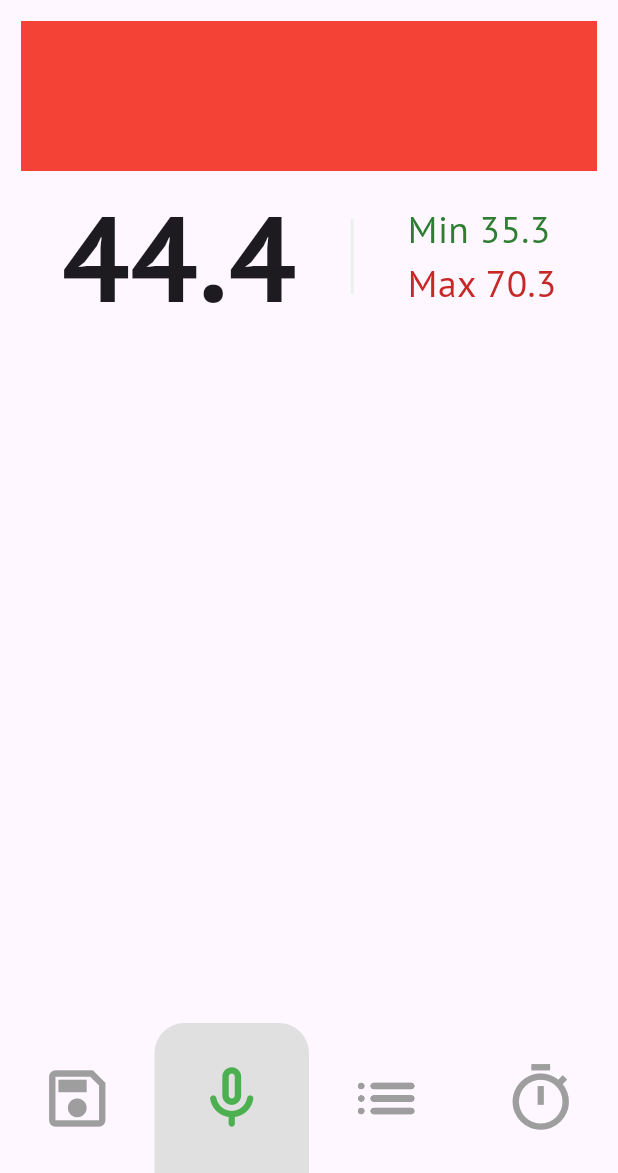
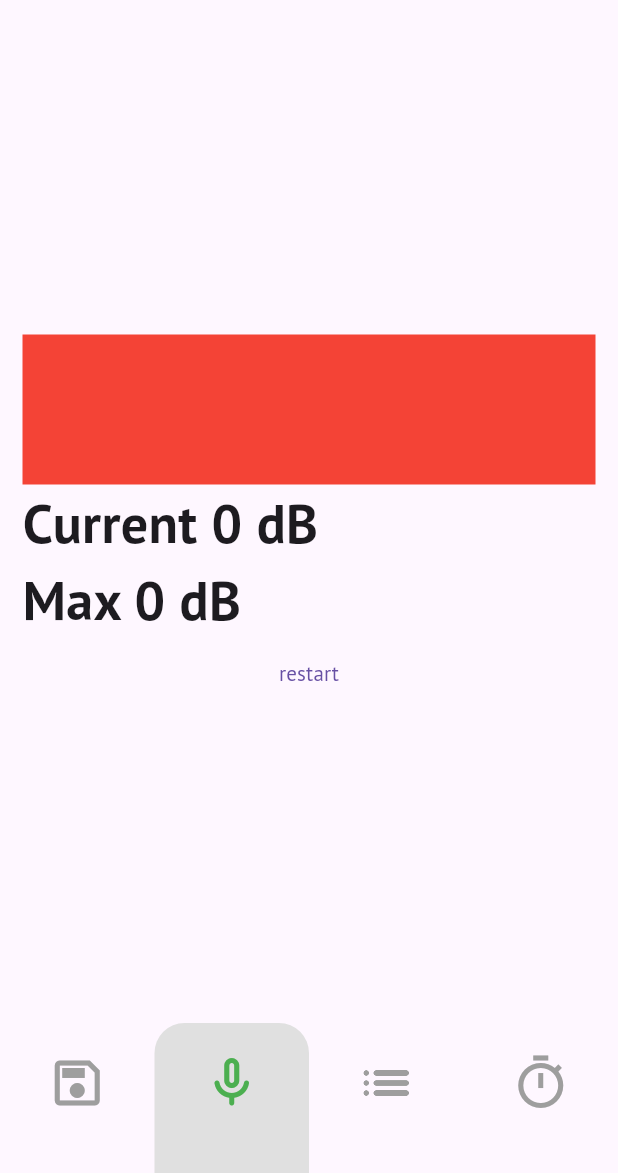
Before and after one commit to legkiy/sound_level_meter, a Flutter app: the screen it shows after launch, on a phone screen of 412 x 824 dp, the part 63-1236 px from its top. Run offline on Flutter 3.47's test engine with Material 3 defaults, Android fonts, the phone set to English and light mode, and no system bars; our stand-ins replace permission_handler; missing offline and left inert: noise_meter.

Commit message:
get sound lavel

```diff
--- a/lib/main.dart
+++ b/lib/main.dart
@@ -1,4 +1,5 @@
 import 'package:flutter/material.dart';
+import 'package:sound_level_meter/routes/routes.dart';
 import 'package:sound_level_meter/screens/screens.dart';
 
 void main() {
@@ -16,7 +17,13 @@
       theme: ThemeData(
         fontFamily: 'PT_Sans',
       ),
-      home: const HomeScreen(),
+      routes: {
+        Routes.home: (context) => const HomeScreen(),
+        Routes.savesScreen: (context) => const SavesScreen(),
+        Routes.infoScreen: (context) => const InfoScreen(),
+        Routes.settingsScreen: (context) => const SettingsScreen(),
+      },
+      initialRoute: Routes.home,
     );
   }
 }
--- /dev/null
+++ b/lib/routes/routes.dart
@@ -0,0 +1,6 @@
+class Routes {
+  static const String home = '/';
+  static const String savesScreen = '/saves-list';
+  static const String infoScreen = '/info';
+  static const String settingsScreen = '/settings';
+}
--- a/lib/screens/home_screen/home_main.dart
+++ b/lib/screens/home_screen/home_main.dart
@@ -1,58 +1,141 @@
+import 'dart:async';
+import 'dart:io';
+
 import 'package:flutter/material.dart';
+import 'package:noise_meter/noise_meter.dart';
+import 'package:permission_handler/permission_handler.dart';
 
-class HomeMain extends StatelessWidget {
-  const HomeMain({super.key});
+class HomeMain extends StatefulWidget {
+  const HomeMain({
+    super.key,
+  });
+
+  @override
+  State<HomeMain> createState() => _HomeMainState();
+}
+
+class _HomeMainState extends State<HomeMain> {
+  bool isRecording = false;
+  NoiseReading? latestReading;
+  StreamSubscription<NoiseReading>? noiseSubscription;
+  NoiseMeter? noiseMeter;
+
+  @override
+  void dispose() {
+    noiseSubscription?.cancel();
+    super.dispose();
+  }
+
+  @override
+  void initState() {
+    start();
+    super.initState();
+    // Инициализация состояния
+  }
+
+  void onData(NoiseReading noiseReading) =>
+      setState(() => latestReading = noiseReading);
+
+  void onError(Object error) {
+    print(error.toString());
+    stop();
+  }
+
+  Future<bool> checkPermission() async => await Permission.microphone.isGranted;
+
+  /// Request the microphone permission.
+  Future<void> requestPermission() async =>
+      await Permission.microphone.request();
+
+  /// Start noise sampling.
+  Future<void> start() async {
+    // Create a noise meter, if not already done.
+    noiseMeter ??= NoiseMeter();
+
+    // Check permission to use the microphone.
+    //
+    // Remember to update the AndroidManifest file (Android) and the
+    // Info.plist and pod files (iOS).
+    if (!(await checkPermission())) await requestPermission();
+
+    // Listen to the noise stream.
+    noiseSubscription = noiseMeter?.noise.listen(onData, onError: onError);
+    setState(() => isRecording = true);
+  }
+
+  /// Stop sampling.
+  void stop() {
+    noiseSubscription?.cancel();
+    setState(() => isRecording = false);
+  }
 
   @override
   Widget build(BuildContext context) {
-    return Column(
+    return Padding(
+      padding: const EdgeInsets.symmetric(horizontal: 15),
+      child: Column(
+        mainAxisAlignment: MainAxisAlignment.center,
         children: [
           Container(
             width: MediaQuery.of(context).size.width,
             height: 100,
             color: Colors.red,
           ),
-        Row(
-          mainAxisAlignment: MainAxisAlignment.spaceEvenly,
+          Column(
+            crossAxisAlignment: CrossAxisAlignment.stretch,
             children: [
-            const Text(
-              '44.4',
-              style: TextStyle(
-                fontSize: 80,
+              Text(
+                'Current ${latestReading?.meanDecibel.toStringAsFixed(2) ?? 0} dB',
+                style: const TextStyle(
+                  fontSize: 36,
                   fontWeight: FontWeight.w600,
                 ),
               ),
-            SizedBox(
-              height: 50,
-              child: VerticalDivider(
-                color: Colors.grey.shade200,
-                width: 20,
-                thickness: 2,
+              Text(
+                'Max ${latestReading?.maxDecibel.toStringAsFixed(2) ?? 0} dB',
+                style: const TextStyle(
+                  fontSize: 36,
+                  fontWeight: FontWeight.w600,
                 ),
               ),
-            Column(
-              crossAxisAlignment: CrossAxisAlignment.start,
-              mainAxisAlignment: MainAxisAlignment.center,
-              children: [
-                Text(
-                  'Min 35.3',
-                  style: TextStyle(
-                    fontSize: 25,
-                    color: Colors.green.shade800,
-                  ),
-                ),
-                Text(
-                  'Max 70.3',
-                  style: TextStyle(
-                    fontSize: 25,
-                    color: Colors.red.shade800,
-                  ),
-                )
+              TextButton(
+                  onPressed: () {
+                    stop();
+                    start();
+                  },
+                  child: Text('restart'))
+              // SizedBox(
+              //   height: 50,
+              //   child: VerticalDivider(
+              //     color: Colors.grey.shade200,
+              //     width: 20,
+              //     thickness: 2,
+              //   ),
+              // ),
+              // Column(
+              //   crossAxisAlignment: CrossAxisAlignment.start,
+              //   mainAxisAlignment: MainAxisAlignment.center,
+              //   children: [
+              //     Text(
+              //       'Min 35.3',
+              //       style: TextStyle(
+              //         fontSize: 25,
+              //         color: Colors.green.shade800,
+              //       ),
+              //     ),
+              //     Text(
+              //       'Max 70.3',
+              //       style: TextStyle(
+              //         fontSize: 25,
+              //         color: Colors.red.shade800,
+              //       ),
+              //     )
+              //   ],
+              // )
             ],
           )
         ],
-        )
-      ],
+      ),
     );
   }
 }
--- a/lib/screens/home_screen/home_screen.dart
+++ b/lib/screens/home_screen/home_screen.dart
@@ -8,9 +8,10 @@ class HomeScreen extends StatelessWidget {
   @override
   Widget build(BuildContext context) {
     return Scaffold(
-      appBar: HeadBar,
+      appBar: HeadBar(context),
       body: const SafeArea(
-          minimum: EdgeInsets.symmetric(horizontal: 14), child: HomeMain()),
+        child: HomeMain(),
+      ),
       bottomNavigationBar: const BottomBar(),
     );
   }
--- a/lib/screens/screens.dart
+++ b/lib/screens/screens.dart
@@ -1 +1,4 @@
 export 'home_screen/home_screen.dart';
+export 'saves_screen/saves_screen.dart';
+export 'info_screen/info_screen.dart';
+export 'settings_screen/settings_screen.dart';
--- a/lib/widgets/bottom_bar/bottom_bar.dart
+++ b/lib/widgets/bottom_bar/bottom_bar.dart
@@ -1,4 +1,5 @@
 import 'package:flutter/material.dart';
+import 'package:permission_handler/permission_handler.dart';
 import 'bottom_button.dart';
 
 class BottomBar extends StatelessWidget {
@@ -6,43 +7,30 @@ class BottomBar extends StatelessWidget {
 
   @override
   Widget build(BuildContext context) {
+    final String? currentRoute = ModalRoute.of(context)?.settings.name;
+
     final List<Map<String, Object>> itemsList = [
-      {
-        'icon': Icons.save_outlined,
-        'onTap': () {
-          print('save');
-        },
-        'name': 'save'
-      },
+      {'icon': Icons.save_outlined, 'onTap': () {}, 'name': 'saves'},
       {
         'icon': Icons.mic_none_rounded,
-        'onTap': () {
-          print('mic');
+        'onTap': () async {
+          bool micIsOff = await Permission.microphone.status.isDenied;
+          if (micIsOff) {
+            await Permission.microphone.request();
+          } else {
+            print(await Permission.microphone.status);
+          }
         },
-        'name': 'mic'
+        'name': ''
       },
-      {
-        'icon': Icons.list_rounded,
-        'onTap': () {
-          print('list');
-        },
-        'name': 'list'
-      },
-      {
-        'icon': Icons.timer_outlined,
-        'onTap': () {
-          print('timer');
-        },
-        'name': 'timer'
-      }
+      {'icon': Icons.list_rounded, 'onTap': () {}, 'name': 'saves-list'},
+      {'icon': Icons.timer_outlined, 'onTap': () {}, 'name': 'timer'}
     ];
 
     return Container(
-      // height: 100,
+      height: 100,
       decoration: const BoxDecoration(
-        border: Border(
-            // top: BorderSide(color: Colors.grey.shade300, width: 2),
-            ),
+        border: Border(),
       ),
       child: Row(
         crossAxisAlignment: CrossAxisAlignment.start,
@@ -51,7 +39,7 @@ class BottomBar extends StatelessWidget {
             name: item['name'] as String,
             icon: item['icon'] as IconData,
             onTap: item['onTap'] as Function(),
-            select: item['name'] == 'mic',
+            select: currentRoute == '/${item['name']}',
           );
         }).toList(),
       ),
--- a/lib/widgets/bottom_bar/bottom_button.dart
+++ b/lib/widgets/bottom_bar/bottom_button.dart
@@ -10,24 +10,31 @@ class BottomButton extends StatelessWidget {
     required this.onTap,
     required this.icon,
     required this.name,
-    this.select = false,
+    required this.select,
     super.key,
   });
 
   @override
   Widget build(BuildContext context) {
     final double itemWidth = MediaQuery.of(context).size.width / 4;
+
     return InkWell(
-      onTap: onTap,
+      onTap: () {
+        onTap();
+        if (!select) {
+          Navigator.of(context).pushNamed('/$name');
+        }
+      },
       borderRadius: const BorderRadius.vertical(
         top: Radius.circular(20),
       ),
       child: SizedBox(
         width: itemWidth,
-        height: 100,
+        height: 120,
         child: Container(
+          padding: const EdgeInsets.only(bottom: 20),
           decoration: BoxDecoration(
-            color: select ? Colors.grey.shade300 : null,
+            color: select ? Colors.grey.shade300 : Colors.transparent,
             borderRadius: const BorderRadius.vertical(
               top: Radius.circular(20),
             ),
@@ -35,11 +42,10 @@ class BottomButton extends StatelessWidget {
           child: Icon(
             icon,
             color: select ? Colors.green : Colors.grey,
-            size: 50,
+            size: 40,
           ),
         ),
       ),
     );
-    ;
   }
 }
--- a/lib/widgets/head_bar/head_bar.dart
+++ b/lib/widgets/head_bar/head_bar.dart
@@ -1,7 +1,8 @@
 import 'package:flutter/material.dart';
 
 // ignore: non_constant_identifier_names
-final AppBar HeadBar = AppBar(
+AppBar HeadBar(BuildContext context) {
+  return AppBar(
     title: const Text(
       'Sound Level Meter',
       style: TextStyle(
@@ -14,13 +15,17 @@ final AppBar HeadBar = AppBar(
         Icons.info_outlined,
         color: Colors.grey,
       ),
-    onPressed: () {},
+      onPressed: () {
+        Navigator.pushNamed(context, '/info');
+      },
     ),
     actions: [
       Padding(
         padding: const EdgeInsets.only(right: 4),
         child: IconButton(
-        onPressed: () {},
+          onPressed: () {
+            Navigator.pushNamed(context, '/settings');
+          },
           icon: const Icon(
             Icons.settings_sharp,
             color: Colors.grey,
@@ -29,3 +34,4 @@ final AppBar HeadBar = AppBar(
       )
     ],
   );
+}
--- a/pubspec.yaml
+++ b/pubspec.yaml
@@ -34,6 +34,8 @@ dependencies:
   # The following adds the Cupertino Icons font to your application.
   # Use with the CupertinoIcons class for iOS style icons.
   cupertino_icons: ^1.0.2
+  noise_meter: ^5.0.2
+  permission_handler: ^11.2.1
 
 dev_dependencies:
   flutter_test:
```
Also changed, not shown: lib/screens/info_screen/info_screen.dart (added, +16 -0 lines), lib/screens/saves_screen/saves_screen.dart (added, +19 -0 lines), lib/screens/settings_screen/settings_screen.dart (added, +16 -0 lines), pubspec.lock, 16 other files. Lines whose indentation alone changed are shown as unchanged.
